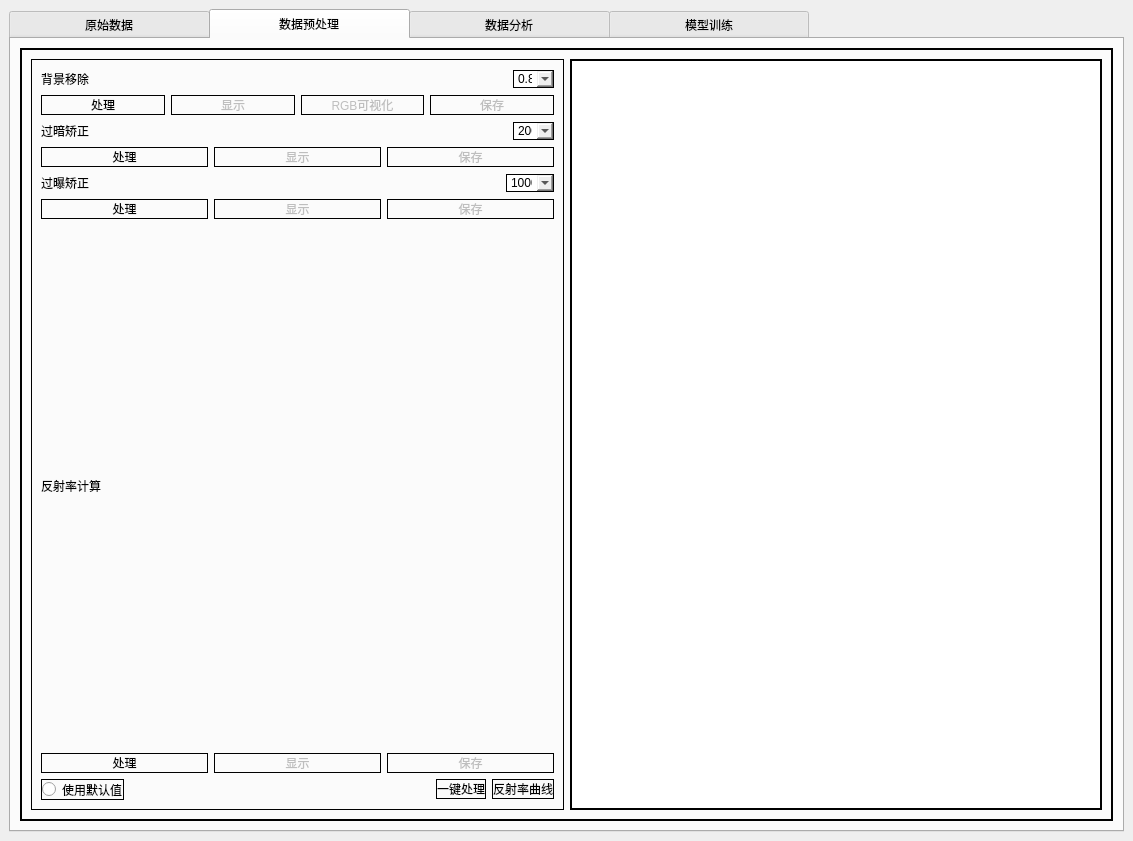
Before: the Qt Designer form MainWindow.ui in InfiniteTree/HSI-Data-Processing, drawn with Qt 5.
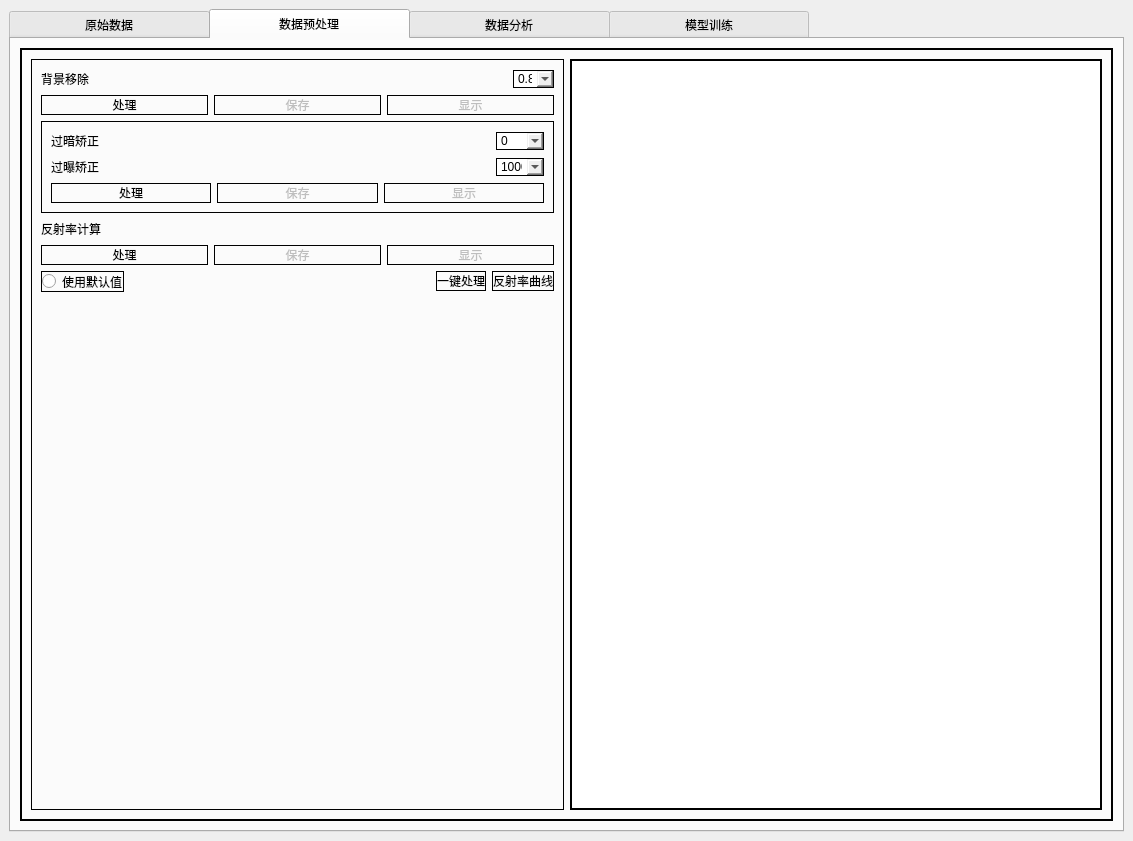
After: the same form once the commit is applied. The open tabs and pages were chosen to show the change.

The edit to the form file:
```diff
--- a/MainWindow.ui
+++ b/MainWindow.ui
@@ -612,7 +612,7 @@
           <property name="frameShadow">
            <enum>QFrame::Raised</enum>
           </property>
-          <layout class="QHBoxLayout" name="horizontalLayout_23">
+          <layout class="QHBoxLayout" name="horizontalLayout_7">
            <item>
             <widget class="QFrame" name="frame_3">
              <property name="styleSheet">
@@ -709,32 +709,6 @@
                   </property>
                  </widget>
                 </item>
-                <item>
-                 <widget class="QPushButton" name="RmBgViewBtn">
-                  <property name="enabled">
-                   <bool>false</bool>
-                  </property>
-                  <property name="cursor">
-                   <cursorShape>PointingHandCursor</cursorShape>
-                  </property>
-                  <property name="text">
-                   <string>显示</string>
-                  </property>
-                 </widget>
-                </item>
-                <item>
-                 <widget class="QPushButton" name="RmBgViewBtn_2">
-                  <property name="enabled">
-                   <bool>false</bool>
-                  </property>
-                  <property name="cursor">
-                   <cursorShape>PointingHandCursor</cursorShape>
-                  </property>
-                  <property name="text">
-                   <string>RGB可视化</string>
-                  </property>
-                 </widget>
-                </item>
                 <item>
                  <widget class="QPushButton" name="RmBgSaveBtn">
                   <property name="enabled">
@@ -748,8 +722,30 @@
                   </property>
                  </widget>
                 </item>
+                <item>
+                 <widget class="QPushButton" name="RmBgViewBtn">
+                  <property name="enabled">
+                   <bool>false</bool>
+                  </property>
+                  <property name="cursor">
+                   <cursorShape>PointingHandCursor</cursorShape>
+                  </property>
+                  <property name="text">
+                   <string>显示</string>
+                  </property>
+                 </widget>
+                </item>
                </layout>
               </item>
+              <item>
+               <widget class="QFrame" name="frame_4">
+                <property name="frameShape">
+                 <enum>QFrame::StyledPanel</enum>
+                </property>
+                <property name="frameShadow">
+                 <enum>QFrame::Raised</enum>
+                </property>
+                <layout class="QVBoxLayout" name="verticalLayout_5">
               <item>
                <layout class="QHBoxLayout" name="horizontalLayout_5">
                 <item>
@@ -777,6 +773,11 @@
                 </item>
                 <item>
                  <widget class="QComboBox" name="amplLowThDb">
+                     <item>
+                      <property name="text">
+                       <string>0</string>
+                      </property>
+                     </item>
                   <item>
                    <property name="text">
                     <string>200</string>
@@ -792,46 +793,16 @@
                     <string>600</string>
                    </property>
                   </item>
-                 </widget>
-                </item>
-               </layout>
-              </item>
               <item>
-               <layout class="QHBoxLayout" name="horizontalLayout_7">
-                <item>
-                 <widget class="QPushButton" name="RmSdGeneBtn">
-                  <property name="cursor">
-                   <cursorShape>PointingHandCursor</cursorShape>
-                  </property>
                   <property name="text">
-                   <string>处理</string>
-                  </property>
-                 </widget>
+                       <string>800</string>
+                      </property>
                 </item>
                 <item>
-                 <widget class="QPushButton" name="RmSdViewBtn">
-                  <property name="enabled">
-                   <bool>false</bool>
-                  </property>
-                  <property name="cursor">
-                   <cursorShape>PointingHandCursor</cursorShape>
-                  </property>
                   <property name="text">
-                   <string>显示</string>
-                  </property>
-                 </widget>
-                </item>
-                <item>
-                 <widget class="QPushButton" name="RmSdSaveBtn">
-                  <property name="enabled">
-                   <bool>false</bool>
-                  </property>
-                  <property name="cursor">
-                   <cursorShape>PointingHandCursor</cursorShape>
-                  </property>
-                  <property name="text">
-                   <string>保存</string>
-                  </property>
+                       <string>1000</string>
+                      </property>
+                     </item>
                  </widget>
                 </item>
                </layout>
@@ -895,20 +866,7 @@
                  </widget>
                 </item>
                 <item>
-                 <widget class="QPushButton" name="RmBtViewBtn">
-                  <property name="enabled">
-                   <bool>false</bool>
-                  </property>
-                  <property name="cursor">
-                   <cursorShape>PointingHandCursor</cursorShape>
-                  </property>
-                  <property name="text">
-                   <string>显示</string>
-                  </property>
-                 </widget>
-                </item>
-                <item>
-                 <widget class="QPushButton" name="RmBtSaveBtn">
+                    <widget class="QPushButton" name="RmDbSaveBtn">
                   <property name="enabled">
                    <bool>false</bool>
                   </property>
@@ -920,7 +878,23 @@
                   </property>
                  </widget>
                 </item>
-               </layout>
+                   <item>
+                    <widget class="QPushButton" name="RmDbViewBtn">
+                     <property name="enabled">
+                      <bool>false</bool>
+                     </property>
+                     <property name="cursor">
+                      <cursorShape>PointingHandCursor</cursorShape>
+                     </property>
+                     <property name="text">
+                      <string>显示</string>
+                     </property>
+                    </widget>
+                   </item>
+                  </layout>
+                 </item>
+                </layout>
+               </widget>
               </item>
               <item>
                <layout class="QHBoxLayout" name="horizontalLayout_11">
@@ -961,19 +935,6 @@
                   </property>
                  </widget>
                 </item>
-                <item>
-                 <widget class="QPushButton" name="RefViewBtn">
-                  <property name="enabled">
-                   <bool>false</bool>
-                  </property>
-                  <property name="cursor">
-                   <cursorShape>PointingHandCursor</cursorShape>
-                  </property>
-                  <property name="text">
-                   <string>显示</string>
-                  </property>
-                 </widget>
-                </item>
                 <item>
                  <widget class="QPushButton" name="RefSaveBtn">
                   <property name="enabled">
@@ -987,6 +948,19 @@
                   </property>
                  </widget>
                 </item>
+                <item>
+                 <widget class="QPushButton" name="RefViewBtn">
+                  <property name="enabled">
+                   <bool>false</bool>
+                  </property>
+                  <property name="cursor">
+                   <cursorShape>PointingHandCursor</cursorShape>
+                  </property>
+                  <property name="text">
+                   <string>显示</string>
+                  </property>
+                 </widget>
+                </item>
                </layout>
               </item>
               <item>
@@ -1027,6 +1001,19 @@
                 </item>
                </layout>
               </item>
+              <item>
+               <spacer name="verticalSpacer">
+                <property name="orientation">
+                 <enum>Qt::Vertical</enum>
+                </property>
+                <property name="sizeHint" stdset="0">
+                 <size>
+                  <width>20</width>
+                  <height>40</height>
+                 </size>
+                </property>
+               </spacer>
+              </item>
              </layout>
             </widget>
            </item>
```
Left out of the diff: 55 changed lines with no effect on the pictures. Lines whose indentation alone changed are shown as unchanged.
